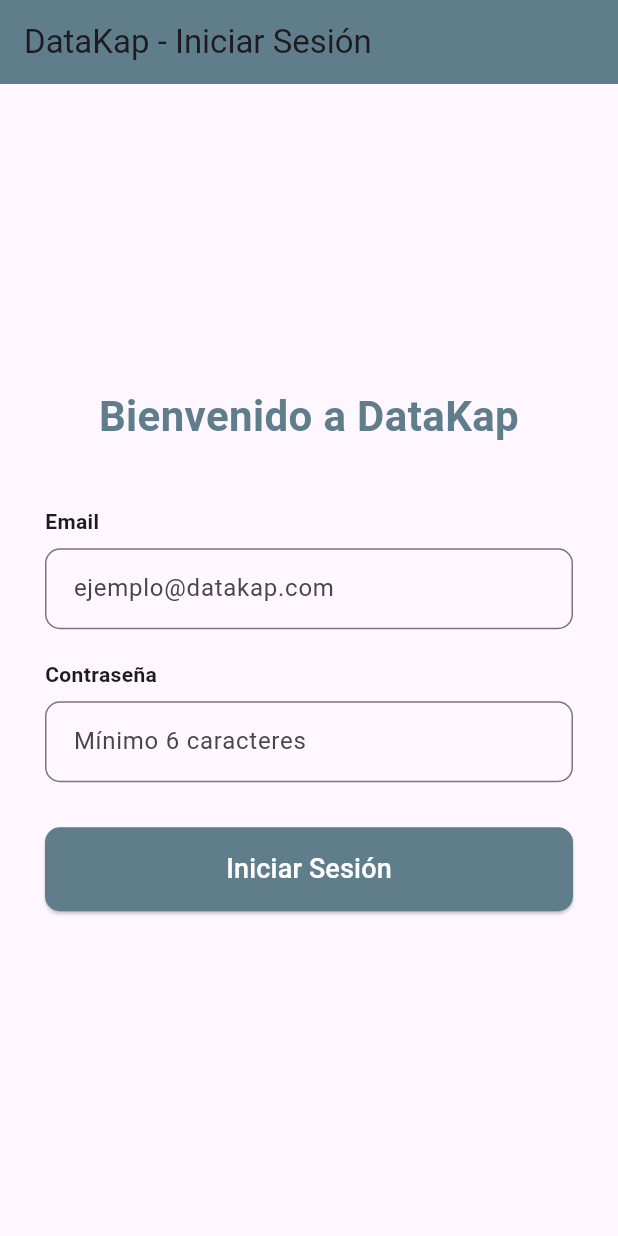
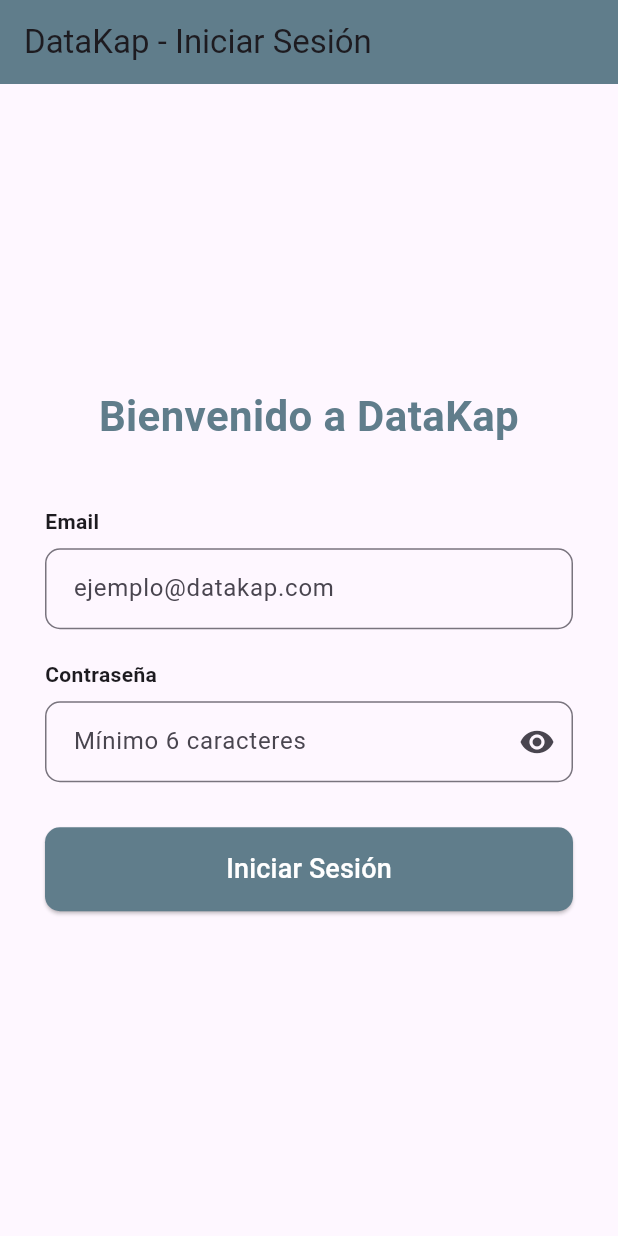
Before and after one commit to DarkShadow-Infinity/DataKap, a Flutter app: the screen it shows after launch, on a phone screen of 412 x 824 dp. Run offline on Flutter 3.47's test engine with Material 3 defaults, Android fonts, the light colour scheme and no system bars; our stand-ins replace cloud_firestore, dartz, equatable, firebase_auth, firebase_core, get; accounts and stored records are empty.

Commit message:
Improve login error handling and password field UX

```diff
--- a/lib/features/auth/presentation/pages/login_page.dart
+++ b/lib/features/auth/presentation/pages/login_page.dart
@@ -10,6 +10,7 @@
     // Controladores de texto para los campos de email y password
     final emailController = TextEditingController();
     final passwordController = TextEditingController();
+    final isPasswordVisible = false.obs;
 
     // Variable para manejar el mensaje de error de Firebase
     final errorMessage = ''.obs;
@@ -71,11 +72,20 @@
               // Campo de Contraseña
               const Text('Contraseña', style: TextStyle(fontWeight: FontWeight.bold)),
               const SizedBox(height: 8),
-              TextField(
+              Obx(() => TextField(
                 controller: passwordController,
-                obscureText: true,
-                decoration: inputDecoration.copyWith(hintText: 'Mínimo 6 caracteres'),
-              ),
+                obscureText: !isPasswordVisible.value,
+                decoration: inputDecoration.copyWith(
+                  hintText: 'Mínimo 6 caracteres',
+                  suffixIcon: IconButton(
+                    icon: Icon(
+                      isPasswordVisible.value ? Icons.visibility_off : Icons.visibility,
+                    ),
+                    onPressed: () => isPasswordVisible.toggle(),
+                    tooltip: isPasswordVisible.value ? 'Ocultar contraseña' : 'Mostrar contraseña',
+                  ),
+                ),
+              )),
               const SizedBox(height: 30),
 
               // Botón de Iniciar Sesión
```
Also changed, not shown: lib/features/auth/data/repositories/auth_repository_impl.dart (+32 -1 lines).
